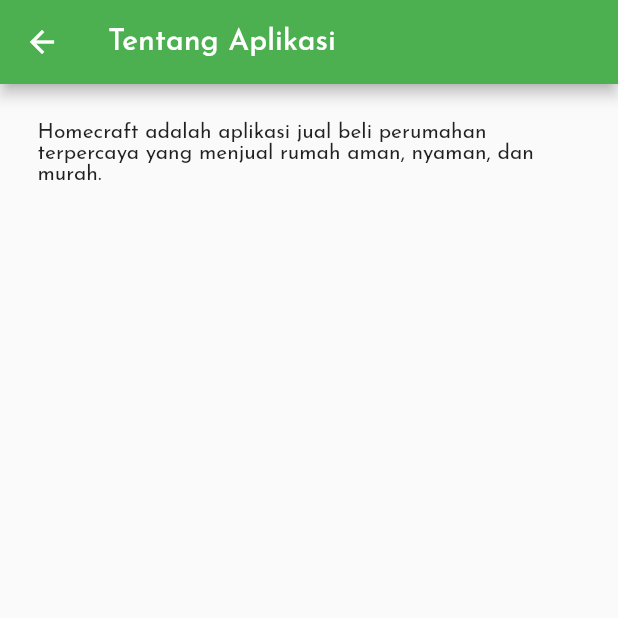
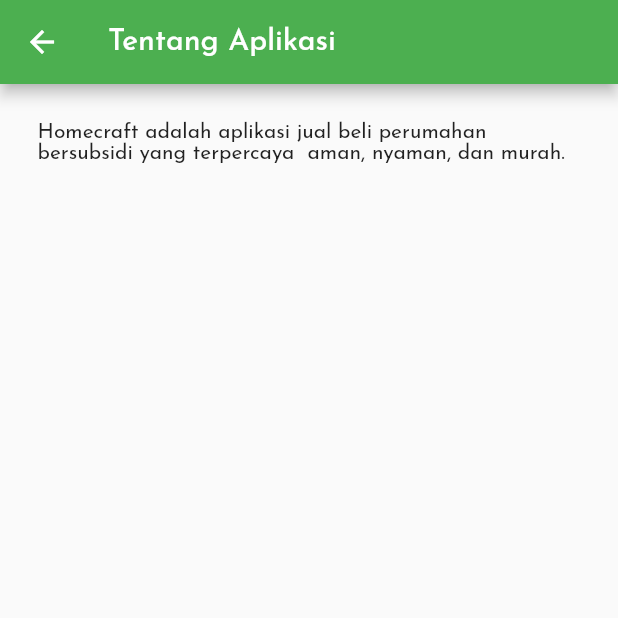
Before and after one commit to fikifx/mobileapp, a Flutter app: the screen it shows after launch, in the side drawer, after a tap on "Tentang Aplikasi", on a phone screen of 412 x 824 dp, the top half of it. Run offline on Flutter 3.47's test engine with Material 2 defaults, Android fonts, the phone set to English and light mode, and no system bars.

Commit message:
Update about.dart

```diff
--- a/lib/about.dart
+++ b/lib/about.dart
@@ -10,7 +10,7 @@
       body: Container(
         padding: EdgeInsets.all(25),
         child: Text(
-          "Homecraft adalah aplikasi jual beli perumahan terpercaya yang menjual rumah aman, nyaman, dan murah.",
+          "Homecraft adalah aplikasi jual beli perumahan bersubsidi yang terpercaya  aman, nyaman, dan murah.",
           style: TextStyle(fontFamily: 'JosefinSans'),
         ),
       ),
```
